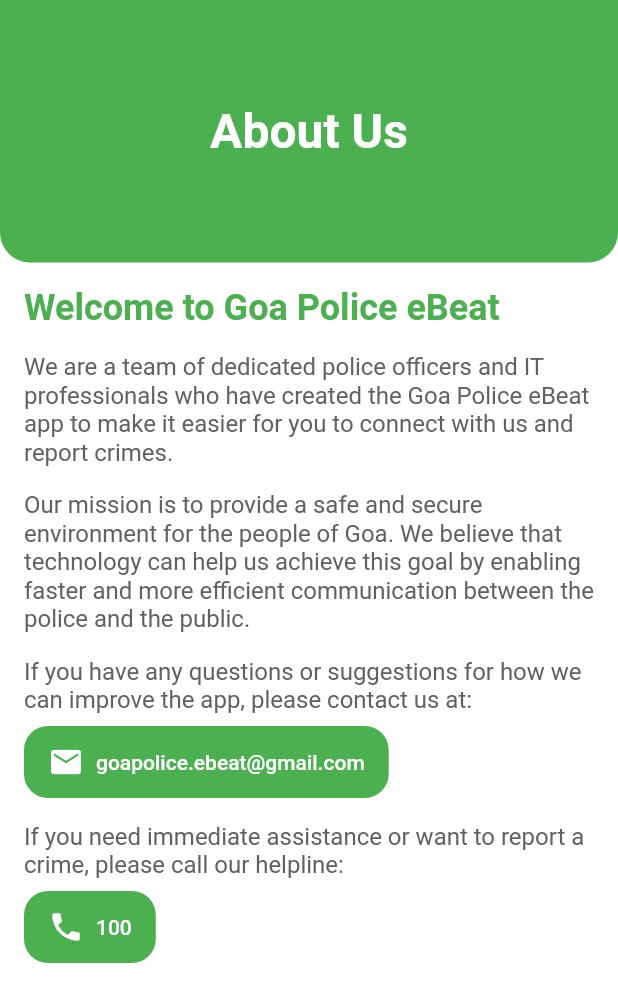
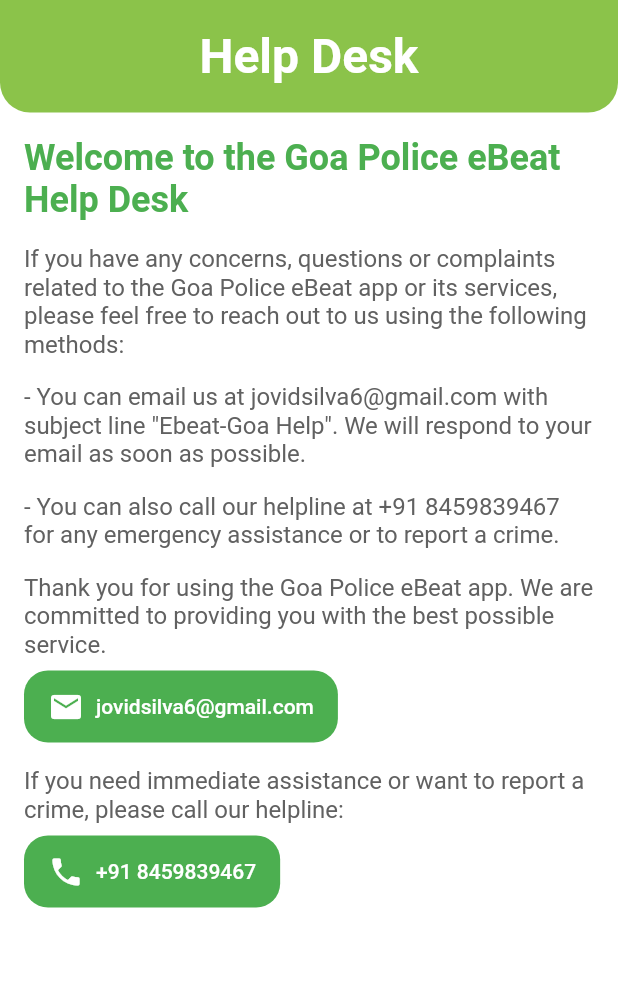
Before and after one commit to Samrudh12602/ebeatgoa, a Flutter app: the AboutUs screen opened by its route, on a phone screen of 412 x 824 dp. Shown: the top 1002 px of the screen. Run offline on Flutter 3.47's test engine with Material 2 defaults, Android fonts, the light colour scheme and no system bars; our stand-ins replace carousel_slider, cloud_firestore, firebase_auth, firebase_core, firebase_storage, geolocator and 3 more; accounts and stored records are empty.

Commit message:
just an addition

```diff
--- a/lib/about_us.dart
+++ b/lib/about_us.dart
@@ -1,4 +1,5 @@
 import 'package:flutter/material.dart';
+import 'package:url_launcher/url_launcher.dart';
 
 class AboutUs extends StatelessWidget {
   @override
@@ -8,9 +9,9 @@
       body: Column(
         children: [
           Container(
-            height: 175,
+            height: 75,
             decoration: BoxDecoration(
-              color: Colors.green,
+              color: Colors.lightGreen,
               borderRadius: BorderRadius.only(
                 bottomLeft: Radius.circular(20),
                 bottomRight: Radius.circular(20),
@@ -18,7 +19,7 @@
             ),
             child: Center(
               child: Text(
-                'About Us',
+                'Help Desk',
                 style: TextStyle(
                   color: Colors.white,
                   fontSize: 32,
@@ -34,7 +35,7 @@
                 crossAxisAlignment: CrossAxisAlignment.start,
                 children: [
                   Text(
-                    'Welcome to Goa Police eBeat',
+                    'Welcome to the Goa Police eBeat Help Desk',
                     style: TextStyle(
                       color: Colors.green,
                       fontSize: 24,
@@ -43,7 +44,7 @@
                   ),
                   SizedBox(height: 16),
                   Text(
-                    'We are a team of dedicated police officers and IT professionals who have created the Goa Police eBeat app to make it easier for you to connect with us and report crimes.',
+                    'If you have any concerns, questions or complaints related to the Goa Police eBeat app or its services, please feel free to reach out to us using the following methods:',
                     style: TextStyle(
                       fontSize: 16,
                       color: Colors.grey[700],
@@ -51,7 +52,7 @@
                   ),
                   SizedBox(height: 16),
                   Text(
-                    'Our mission is to provide a safe and secure environment for the people of Goa. We believe that technology can help us achieve this goal by enabling faster and more efficient communication between the police and the public.',
+                    '- You can email us at jovidsilva6@gmail.com with subject line "Ebeat-Goa Help". We will respond to your email as soon as possible.',
                     style: TextStyle(
                       fontSize: 16,
                       color: Colors.grey[700],
@@ -59,7 +60,15 @@
                   ),
                   SizedBox(height: 16),
                   Text(
-                    'If you have any questions or suggestions for how we can improve the app, please contact us at:',
+                    '- You can also call our helpline at +91 8459839467 for any emergency assistance or to report a crime.',
+                    style: TextStyle(
+                      fontSize: 16,
+                      color: Colors.grey[700],
+                    ),
+                  ),
+                  SizedBox(height: 16),
+                  Text(
+                    'Thank you for using the Goa Police eBeat app. We are committed to providing you with the best possible service.',
                     style: TextStyle(
                       fontSize: 16,
                       color: Colors.grey[700],
@@ -67,10 +76,18 @@
                   ),
                   SizedBox(height: 8),
                   TextButton.icon(
-                    onPressed: () {},
+                    onPressed: () {
+                      final Uri params = Uri(
+                        scheme: 'mailto',
+                        path: 'jovidsilva6@gmail.com',
+                        query:
+                            'subject=Ebeat-Goa Help&body=Hi, I am a police officer who wants to report the following:',
+                      );
+                      launch(params.toString());
+                    },
                     icon: Icon(Icons.email, color: Colors.white),
                     label: Text(
-                      'goapolice.ebeat@gmail.com',
+                      'jovidsilva6@gmail.com',
                       style: TextStyle(color: Colors.white),
                     ),
                     style: TextButton.styleFrom(
@@ -94,10 +111,13 @@
                   ),
                   SizedBox(height: 8),
                   TextButton.icon(
-                    onPressed: () {},
+                    onPressed: () {
+                      String phoneNumber = '+918459839467';
+                      launch("tel:" + phoneNumber);
+                    },
                     icon: Icon(Icons.phone, color: Colors.white),
                     label: Text(
-                      '100',
+                      '+91 8459839467',
                       style: TextStyle(color: Colors.white),
                     ),
                     style: TextButton.styleFrom(
--- a/lib/home.dart
+++ b/lib/home.dart
@@ -7,6 +7,7 @@
 import 'markingBeatAreas.dart';
 import 'about_us.dart';
 import 'package:carousel_slider/carousel_slider.dart';
+import 'package:url_launcher/url_launcher.dart';
 
 class HomePage extends StatefulWidget {
   @override
@@ -79,7 +80,7 @@
               leading: Icon(Icons.public),
               title: Text('Goa Police Website'),
               onTap: () {
-                // Handle website click
+                launch('https://citizen.goapolice.gov.in/');
               },
             ),
             ListTile(
@@ -93,7 +94,11 @@
               leading: Icon(Icons.contact_mail),
               title: Text('Contact Developers'),
               onTap: () {
-                // Handle contact click
+                ScaffoldMessenger.of(context).showSnackBar(
+                  SnackBar(
+                    content: Text('Go to HelpDesk Menu'),
+                  ),
+                );
               },
             ),
           ],
@@ -116,16 +121,16 @@
             label: 'Maps',
           ),
           BottomNavigationBarItem(
-            icon: Icon(Icons.location_city),
+            icon: Icon(Icons.location_on),
             label: 'Live Tracker',
           ),
           BottomNavigationBarItem(
-            icon: Icon(Icons.data_usage),
+            icon: Icon(Icons.add_location_alt),
             label: 'Add Data',
           ),
           BottomNavigationBarItem(
-            icon: Icon(Icons.info),
-            label: 'About Us',
+            icon: Icon(Icons.help),
+            label: 'Help Desk',
           ),
         ],
       ),
@@ -277,7 +282,8 @@
                     Colors.purple,
                   ),
                   _buildCardWithIcon(
-                    'Sub-Divisional Officers',
+                    'Sub-Divisional\n'
+                    '      Officers',
                     numSubDivisionalOfficers.toString(),
                     Icons.supervisor_account_outlined,
                     Colors.teal,
```
